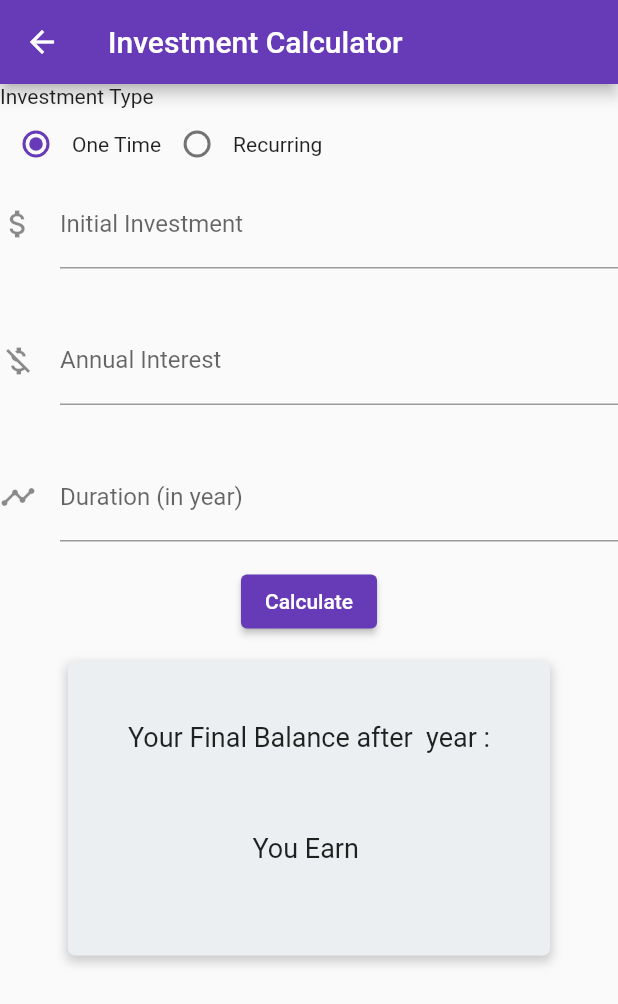
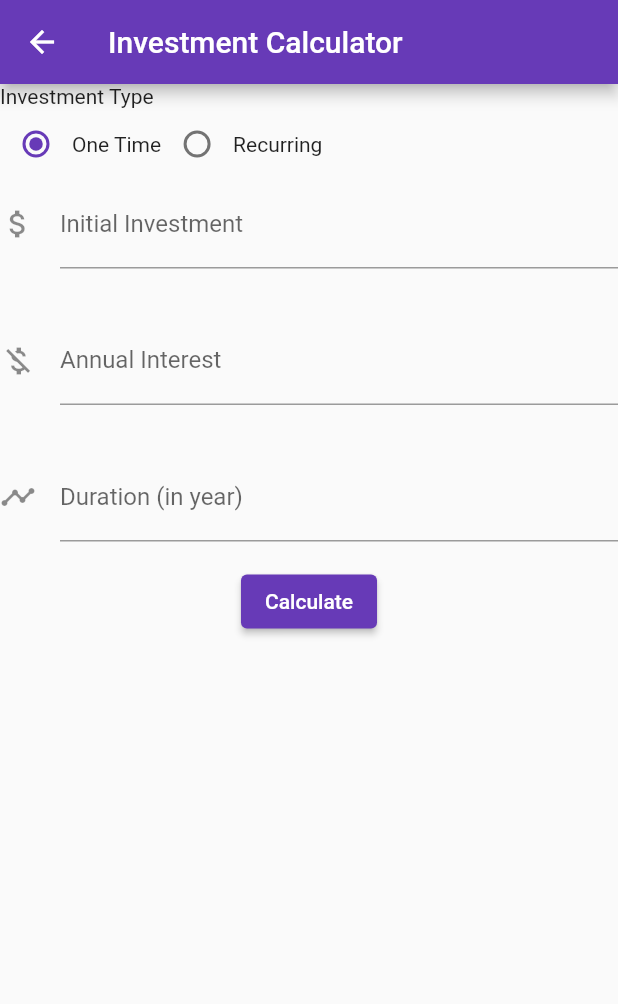
Before and after one commit to firdausly/CalculationModuleFlutter, a Flutter app: the MainCalculationPage screen opened directly, after a tap on the "local atm" icon, on a phone screen of 412 x 824 dp. Shown: the top 1004 px of the screen. Run offline on Flutter 3.47's test engine with Material 2 defaults, Android fonts, the phone set to English and light mode, and no system bars; Roboto replaces fonts that are missing (Georgia).

Commit message:
added conditional if

```diff
--- a/lib/Calculation/InvestmentCalculator.dart
+++ b/lib/Calculation/InvestmentCalculator.dart
@@ -207,29 +207,24 @@ void investCalculator() {
                                                     textAlign: TextAlign.center),
                                               )),
 
-                                          Container(
-                                            padding: EdgeInsets.all(40),
-                                            decoration: BoxDecoration(
-                                              color: Colors.blueGrey.shade50,
-                                              borderRadius: BorderRadius.only(
-                                                  topLeft: Radius.circular(5),
-                                                  topRight: Radius.circular(5),
-                                                  bottomLeft: Radius.circular(5),
-                                                  bottomRight: Radius.circular(5)
-                                              ),
-                                              boxShadow: [
-                                                BoxShadow(
-                                                    color: Colors.grey.withOpacity(0.5),
-                                                    spreadRadius: 1,
-                                                    blurRadius: 5,
-                                                    offset: Offset(0, 3)
-                                                )] ,
+                                          if(duration.isNotEmpty && totalInvest.isNotEmpty
+                                              && totalInvest.isNotEmpty)
+                                          Card(
+                                            elevation:4,
 
-                                            ),
-
+                                            child: Padding(
+                                              padding: const EdgeInsets.all(16.0),
                                               child: Column(
+                                                crossAxisAlignment: CrossAxisAlignment.stretch,
+                                                mainAxisAlignment: MainAxisAlignment.spaceEvenly,
                                                 children: <Widget>[
 
+
+
+                                                    Container(
+                                                      alignment:Alignment.center,
+                                                      child: Column(
+                                                        children: [
                                                           Text('Your Final Balance after '+duration+' year :',
                                                               style: TextStyle(fontSize: 18)),
 
@@ -243,9 +238,23 @@ void investCalculator() {
                                                           Text(totalInvest,
                                                               style: TextStyle(fontSize: 18))
 
+
+
                                                         ],
-                                            )
+                                                      ),
+                                                    ),
 
+
+
+
+
+
+
+
+
+                                                ],
+                                              ),
+                                            ),
                                           ),
 
 
--- a/lib/Calculation/SplitBill.dart
+++ b/lib/Calculation/SplitBill.dart
@@ -47,6 +47,7 @@ class _SplitBill extends State {
                                     padding: const EdgeInsets.symmetric(vertical: 16.0)),
 
 
+
                                   TextFormField(
                                     keyboardType: TextInputType.number,
                                     controller: peopleController,
@@ -71,6 +72,7 @@ class _SplitBill extends State {
                                       return null;
                                     },
                                   ),
+
 
                                 Padding(
                                     padding: const EdgeInsets.symmetric(vertical: 16.0)),
```
Lines whose indentation alone changed are shown as unchanged.
